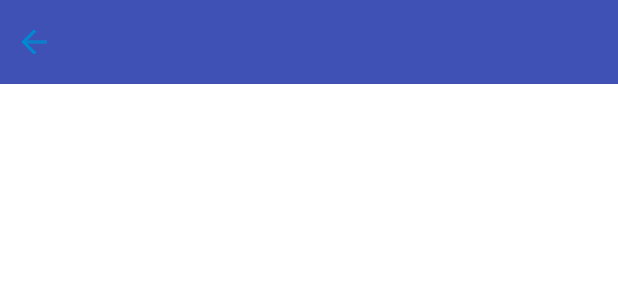
After one commit to wanggang7946/coolweather, an Android app: the layout choose_area.xml on its own in the app's theme, with its tools: preview values and no code run, on a phone screen of 412 x 824 dp. The commit adds this screen. Shown: the top 300 px of the screen. Run offline under Robolectric (Android 15) with nearby library versions, the phone set to English and light mode, and no system bars.

Commit message:
获取各个地区

```diff
--- a/app/build.gradle
+++ b/app/build.gradle
@@ -26,9 +26,10 @@
     })
     compile 'com.android.support:appcompat-v7:25.3.1'
     compile 'com.android.support.constraint:constraint-layout:1.0.2'
-    testCompile 'junit:junit:4.12'
     compile 'org.litepal.android:core:1.5.1'
     compile 'com.squareup.okhttp3:okhttp:3.8.0'
     compile 'com.google.code.gson:gson:2.8.1'
     compile 'com.github.bumptech.glide:glide:3.8.0'
+    compile 'com.android.support:support-v4:25.3.1'
+    testCompile 'junit:junit:4.12'
 }
--- /dev/null
+++ b/app/src/main/res/layout/choose_area.xml
@@ -0,0 +1,37 @@
+<?xml version="1.0" encoding="utf-8"?>
+<LinearLayout xmlns:android="http://schemas.android.com/apk/res/android"
+              xmlns:tools="http://schemas.android.com/tools"
+              android:layout_width="match_parent"
+              android:layout_height="match_parent"
+              android:background="#fff"
+              android:orientation="vertical">
+
+    <RelativeLayout
+        android:layout_width="match_parent"
+        android:layout_height="?attr/actionBarSize"
+        android:background="?attr/colorPrimary">
+
+        <TextView
+            android:id="@+id/title_text"
+            android:layout_width="wrap_content"
+            android:layout_height="wrap_content"
+            android:layout_centerInParent="true"
+            android:textColor="#fff"
+            android:textSize="20sp"/>
+
+        <Button
+            android:id="@+id/back_button"
+            android:layout_width="25dp"
+            android:layout_height="25dp"
+            android:layout_alignParentLeft="true"
+            android:layout_centerVertical="true"
+            android:layout_marginLeft="10dp"
+            android:background="@drawable/ic_back"/>
+    </RelativeLayout>
+
+    <ListView
+        android:id="@+id/list_view"
+        android:layout_width="match_parent"
+        android:layout_height="match_parent">
+    </ListView>
+</LinearLayout>
--- a/app/src/main/res/values/strings.xml
+++ b/app/src/main/res/values/strings.xml
@@ -1,3 +1,6 @@
 <resources>
     <string name="app_name">CoolWeather</string>
+
+    <!-- TODO: Remove or change this placeholder text -->
+    <string name="hello_blank_fragment">Hello blank fragment</string>
 </resources>
```
Also changed, not shown: app/src/main/java/com/coolweather/android/ChooseAreaFragment.java (added, +244 -0 lines), app/src/main/java/com/coolweather/android/util/HttpUtil.java (added, +16 -0 lines), app/src/main/java/com/coolweather/android/util/Utility.java (added, +76 -0 lines), app/src/main/res/drawable/ic_back.png (added).
